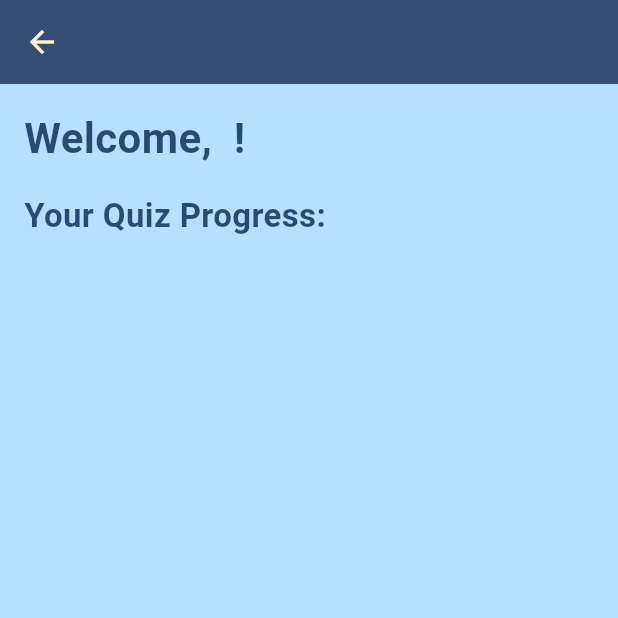
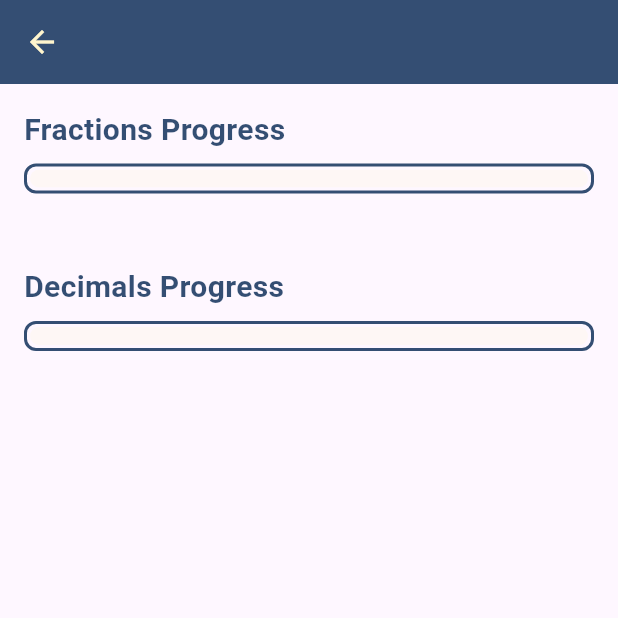
Before and after one commit to LAVjr97/Bilingual-Buddy, a Flutter app: the ProfilePage screen opened directly with empty values, on a phone screen of 412 x 824 dp, the top half of it. Run offline on Flutter 3.47's test engine with Material 3 defaults, Android fonts, the light colour scheme and no system bars; our stand-ins replace audioplayers, cloud_firestore, confetti, firebase_auth, firebase_core, flip_card and 2 more; missing offline and left inert: flutter_pdfview; accounts and stored records are empty.

Commit message:
Progress bar and seperated fraction and decimal data

```diff
--- a/bilingual_buddy/lib/screens/profile_page.dart
+++ b/bilingual_buddy/lib/screens/profile_page.dart
@@ -1,62 +1,77 @@
+// File: profile_page.dart
+
 import 'package:flutter/material.dart';
 import 'student_info.dart';
 import 'globals.dart';
 
 class ProfilePage extends StatelessWidget {
-  final Student student; //Passes the student object to the profile page
+  final Student student; // Passes the student object to the profile page
 
   const ProfilePage({required this.student, Key? key}) : super(key: key);
+
   @override
   Widget build(BuildContext context) {
+    // Compute overall progress for each section (0.0–1.0)
+    final fractionList = student.quizCompletion.fractionQuizzes;
+    final decimalList  = student.quizCompletion.decimalQuizzes;
+
+    final fractionSum = fractionList.fold<double>(
+      0.0,
+      (sum, q) => sum + q.percentCompleted,
+    );
+    final decimalSum = decimalList.fold<double>(
+      0.0,
+      (sum, q) => sum + q.percentCompleted,
+    );
+
+    final fractionOverall =
+        fractionList.isNotEmpty ? (fractionSum / fractionList.length) / 100.0 : 0.0;
+    final decimalOverall =
+        decimalList.isNotEmpty ? (decimalSum / decimalList.length) / 100.0 : 0.0;
+
     return Scaffold(
       appBar: AppBar(
         title: Text('${student.info.firstName} ${student.info.lastName}'),
-        // title: Text('${student.info.firstName} ${student.info.lastName}'),
         backgroundColor: textColor,
         foregroundColor: buttonColor,
-        // title: const Text('Profile'),
       ),
-      body: Container(
-        // crossAxisAlignment: CrossAxisAlignment.start,
-        color: backgroundColor,
-        child: SafeArea(
-          child: Column(
-            crossAxisAlignment: CrossAxisAlignment.start,
+      body: ListView(
+        padding: const EdgeInsets.all(16.0),
         children: [
-              Padding(
-                padding: const EdgeInsets.all(16.0),
-                child: Text(
-                  "Welcome, ${student.info.firstName} ${student.info.lastName}!",
+          // Fractions Section Header
+          Text(
+            "Fractions Progress",
             style: TextStyle(
-                    fontSize: 28,
+              fontSize: 20,
               fontWeight: FontWeight.bold,
               color: textColor,
             ),
           ),
+          const SizedBox(height: 8),
+          Container(
+              decoration: BoxDecoration(
+                border: Border.all(color: textColor, width: 2),    // outline color & width
+                borderRadius: BorderRadius.circular(8),               // rounded corners on the outline
               ),
-          Padding(
-            padding: const EdgeInsets.symmetric(horizontal: 16.0),
-            child: Text(
-              "Your Quiz Progress:",
-              style: TextStyle(
-                fontSize: 22,
-                fontWeight: FontWeight.bold,
-                color: textColor,
+              padding: const EdgeInsets.all(2),                       // space between border and bar
+              child: ClipRRect(
+                borderRadius: BorderRadius.circular(6),               // match inner rounding
+                child: LinearProgressIndicator(
+                  value: fractionOverall,
+                  minHeight: 12,
+                  backgroundColor: buttonColor.withOpacity(0.2),
+                  color: Colors.green,
                 ),
               ),
             ),
-            SizedBox(height: 10),
 
-            //Quiz Progress
-              Expanded(
-                child: ListView.builder(
-                  padding: const EdgeInsets.symmetric(horizontal: 16.0),
-                  itemCount: student.quizCompletion.completedQuizzes.length,
-                  itemBuilder: (context, index){
-                    final quizCompleted = student.quizCompletion.completedQuizzes[index];
+          const SizedBox(height: 16),
+          // Fractions Quiz List
+          ...List.generate(fractionList.length, (index) {
+            final quiz = fractionList[index];
             return Card(
               elevation: 3,
-                      margin: EdgeInsets.symmetric(vertical: 8),
+              margin: const EdgeInsets.symmetric(vertical: 8),
               child: ListTile(
                 title: Text(
                   "Quiz ${index + 1}",
@@ -67,22 +82,79 @@ const ProfilePage({required this.student, Key? key}) : super(key: key);
                   ),
                 ),
                 trailing: Text(
-                          (quizCompleted.percentCompleted == 100.0) ? "Completed": "Incomplete",
+                  "${quiz.percentCompleted.toStringAsFixed(0)}%",
                   style: TextStyle(
-                            fontSize: 18,
-                            fontWeight: FontWeight.bold,
-                            color: (quizCompleted.percentCompleted == 100.0) ? Colors.green : Colors.red,
+                    fontSize: 16,
+                    fontWeight: FontWeight.w600,
+                    color: quiz.percentCompleted == 100.0
+                        ? Colors.green
+                        : Colors.red,
                   ),
                 ),
               ),
             );
-                  },
+          }),
+
+          const SizedBox(height: 32),
+
+          // Decimals Section Header
+          Text(
+            "Decimals Progress",
+            style: TextStyle(
+              fontSize: 20,
+              fontWeight: FontWeight.bold,
+              color: textColor,
             ),
           ),
-            ],
+          const SizedBox(height: 8),
+          Container(
+            decoration: BoxDecoration(
+              border: Border.all(color: textColor, width: 2),
+              borderRadius: BorderRadius.circular(8),
+            ),
+            padding: const EdgeInsets.all(2),
+            child: ClipRRect(
+              borderRadius: BorderRadius.circular(6),
+              child: LinearProgressIndicator(
+                value: decimalOverall,
+                minHeight: 12,
+                backgroundColor: buttonColor.withOpacity(0.2),
+                color: Colors.green,
+              ),
+            ),
+          ),
+
+          const SizedBox(height: 16),
+          // Decimals Quiz List
+          ...List.generate(decimalList.length, (index) {
+            final quiz = decimalList[index];
+            return Card(
+              elevation: 3,
+              margin: const EdgeInsets.symmetric(vertical: 8),
+              child: ListTile(
+                title: Text(
+                  "Quiz ${index + 1}",
+                  style: TextStyle(
+                    fontSize: 18,
+                    fontWeight: FontWeight.bold,
+                    color: textColor,
+                  ),
+                ),
+                trailing: Text(
+                  "${quiz.percentCompleted.toStringAsFixed(0)}%",
+                  style: TextStyle(
+                    fontSize: 16,
+                    fontWeight: FontWeight.w600,
+                    color: quiz.percentCompleted == 100.0
+                        ? Colors.green
+                        : Colors.red,
                   ),
                 ),
               ),
             );
+          }),
+        ],
+      ),
+    );
   }
 }
--- a/bilingual_buddy/lib/screens/student_info.dart
+++ b/bilingual_buddy/lib/screens/student_info.dart
@@ -1,57 +1,16 @@
+
+// File: student_info.dart
+
 import 'package:firebase_core/firebase_core.dart';
 
-//Individual student information will be stored here, we can create classes to add more informtaion to each student
-
-//currentStudent.in
-
-class Student{
+/// Holds all student data, including quiz completion for fractions and decimals.
+class Student {
   final StudentInfo info;
   final Completion quizCompletion;
 
-  Student({required this.info, required this.quizCompletion});
+  Student({ required this.info, required this.quizCompletion });
 
-  // factory Student.fromFirebase(Map<String, dynamic> data) {
-  //   return Student(
-  //     info: StudentInfo(
-  //       data['studentId'],
-  //       data['firstName'],
-  //       data['lastName'],
-  //     ),
-  //     quizCompletion: QuizCompletion(
-  //       List<bool>.from(data['completedQuizzes'] ?? []),
-  //     ),
-  //   );
-  // }
-
-  // Student.fromJson(Map<String, Object?> json)
-  //   : this(
-  //     info: StudentInfo(json['studentId']! as int, json['firstName']! as String, json['lastName']! as String),
-  //     quizCompletion: QuizCompletion(List<bool>.from(json['completedQuizzes'] as List<dynamic>))
-  //   );
-
-  // factory Student.fromJson(Map<String, Object?> json) {
-  //   return Student(
-  //     info: StudentInfo(
-  //       json['studentID'] as int,
-  //       json['firstName'] as String,
-  //       json['lastName'] as String,
-  //     ),
-  //     quizCompletion: QuizCompletion(
-  //       List<bool>.from(json['completedQuizzes'] as List<dynamic>),
-  //     ),
-  //   );
-  // }
-
-
-  // Map<String, Object?> toJson(){
-  //   return{
-  //     "completedQuizzes": [false, false, false], //Will be <"completedQuizzes": quizCompletion.completedQuizzes,> eventually
-  //     "studentID": info.studentId,
-  //     "firstName": info.firstName,
-  //     "lastName": info.lastName,
-  //   };
-  // }
-
+  // (You may have factory constructors / fromJson here if needed)
 }
 
 class StudentInfo {
@@ -62,33 +21,144 @@ class StudentInfo {
   StudentInfo(this.studentId, this.firstName, this.lastName);
 }
 
+/// Tracks completion separately for fraction quizzes and decimal quizzes.
 class Completion {
-  List<QuizCompletion> completedQuizzes;
-  List<double>? completedFlashCards; //Nullable since is still have to figure out how to track flashcard completions, or if i should even track it to begin with
-  late double totalQuizCompletionPercentage;
+  /// One entry per fraction quiz (e.g. 6 entries for 6 fraction quizzes).
+  List<QuizCompletion> fractionQuizzes;
 
-  Completion(this.completedQuizzes, this.completedFlashCards);
+  /// One entry per decimal quiz (e.g. 6 entries for 6 decimal quizzes).
+  List<QuizCompletion> decimalQuizzes;
 
-  double calculateTotalQuizCompletionPercentage(){
-    for(int i = 0; i < completedQuizzes.length; i++){
-      this.totalQuizCompletionPercentage = this.totalQuizCompletionPercentage + completedQuizzes[i].percentCompleted;
-    }
+  /// (Optional) track flashcard completion percentages.
+  List<double>? completedFlashCards;
 
-    this.totalQuizCompletionPercentage = this.totalQuizCompletionPercentage / completedQuizzes.length;
-    return this.totalQuizCompletionPercentage;
+  Completion({
+    required this.fractionQuizzes,
+    required this.decimalQuizzes,
+    this.completedFlashCards,
+  });
+
+  /// A combined view if you ever need all quizzes together.
+  List<QuizCompletion> get completedQuizzes =>
+      [...fractionQuizzes, ...decimalQuizzes];
+
+  /// Overall percent across both fractions and decimals.
+  double get totalQuizCompletionPercentage {
+    final all = completedQuizzes;
+    if (all.isEmpty) return 0.0;
+    final sum = all.fold<double>(0.0, (prev, q) => prev + q.percentCompleted);
+    return sum / all.length;
   }
 }
 
+/// Tracks a single quiz’s performance.
 class QuizCompletion {
   int correctAnswers;
   int totalQuestions;
   late double percentCompleted;
 
-  QuizCompletion(this.correctAnswers, this.totalQuestions){
+  QuizCompletion(this.correctAnswers, this.totalQuestions) {
     calculatePercent();
   }
 
-  void calculatePercent(){
+  void calculatePercent() {
     percentCompleted = (correctAnswers / totalQuestions) * 100;
   }
 }
+
+
+
+// import 'package:firebase_core/firebase_core.dart';
+
+// //Individual student information will be stored here, we can create classes to add more informtaion to each student
+
+// //currentStudent.in
+
+// class Student{
+//   final StudentInfo info;
+//   final Completion quizCompletion;
+
+//   Student({required this.info, required this.quizCompletion});
+
+//   // factory Student.fromFirebase(Map<String, dynamic> data) {
+//   //   return Student(
+//   //     info: StudentInfo(
+//   //       data['studentId'],
+//   //       data['firstName'],
+//   //       data['lastName'],
+//   //     ),
+//   //     quizCompletion: QuizCompletion(
+//   //       List<bool>.from(data['completedQuizzes'] ?? []),
+//   //     ),
+//   //   );
+//   // }
+
+//   // Student.fromJson(Map<String, Object?> json)
+//   //   : this(
+//   //     info: StudentInfo(json['studentId']! as int, json['firstName']! as String, json['lastName']! as String),
+//   //     quizCompletion: QuizCompletion(List<bool>.from(json['completedQuizzes'] as List<dynamic>))
+//   //   );
+
+//   // factory Student.fromJson(Map<String, Object?> json) {
+//   //   return Student(
+//   //     info: StudentInfo(
+//   //       json['studentID'] as int,
+//   //       json['firstName'] as String,
+//   //       json['lastName'] as String,
+//   //     ),
+//   //     quizCompletion: QuizCompletion(
+//   //       List<bool>.from(json['completedQuizzes'] as List<dynamic>),
+//   //     ),
+//   //   );
+//   // }
+
+
+//   // Map<String, Object?> toJson(){
+//   //   return{
+//   //     "completedQuizzes": [false, false, false], //Will be <"completedQuizzes": quizCompletion.completedQuizzes,> eventually
+//   //     "studentID": info.studentId,
+//   //     "firstName": info.firstName,
+//   //     "lastName": info.lastName,
+//   //   };
+//   // }
+
+// }
+
+// class StudentInfo {
+//   final int studentId;
+//   final String firstName;
+//   final String lastName;
+
+//   StudentInfo(this.studentId, this.firstName, this.lastName);
+// }
+
+// class Completion {
+//   List<QuizCompletion> completedQuizzes;
+//   List<double>? completedFlashCards; //Nullable since is still have to figure out how to track flashcard completions, or if i should even track it to begin with
+//   late double totalQuizCompletionPercentage;
+
+//   Completion(this.completedQuizzes, this.completedFlashCards);
+
+//   double calculateTotalQuizCompletionPercentage(){
+//     for(int i = 0; i < completedQuizzes.length; i++){
+//       this.totalQuizCompletionPercentage = this.totalQuizCompletionPercentage + completedQuizzes[i].percentCompleted;
+//     }
+
+//     this.totalQuizCompletionPercentage = this.totalQuizCompletionPercentage / completedQuizzes.length;
+//     return this.totalQuizCompletionPercentage;
+//   }
+// }
+
+// class QuizCompletion {
+//   int correctAnswers;
+//   int totalQuestions;
+//   late double percentCompleted;
+
+//   QuizCompletion(this.correctAnswers, this.totalQuestions){
+//     calculatePercent();
+//   }
+
+//   void calculatePercent(){
+//     percentCompleted = (correctAnswers / totalQuestions) * 100;
+//   }
+// }
```
Also changed, not shown: bilingual_buddy/lib/screens/dec_lessons_page.dart (+6 -6 lines), bilingual_buddy/lib/screens/dec_quiz_page.dart (+21 -22 lines), bilingual_buddy/lib/screens/globals.dart (+27 -2 lines), bilingual_buddy/lib/screens/lessons_page.dart (+6 -6 lines), bilingual_buddy/lib/screens/quiz_page.dart (+31 -22 lines). Lines whose indentation alone changed are shown as unchanged.
